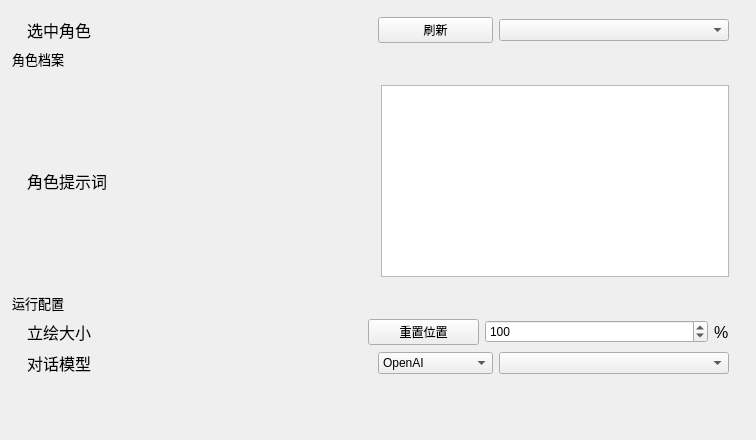
Before: the Qt Designer form windows/setting/child/settingchild_char.ui in Zao-chen/ZcChat2, drawn with Qt 5.
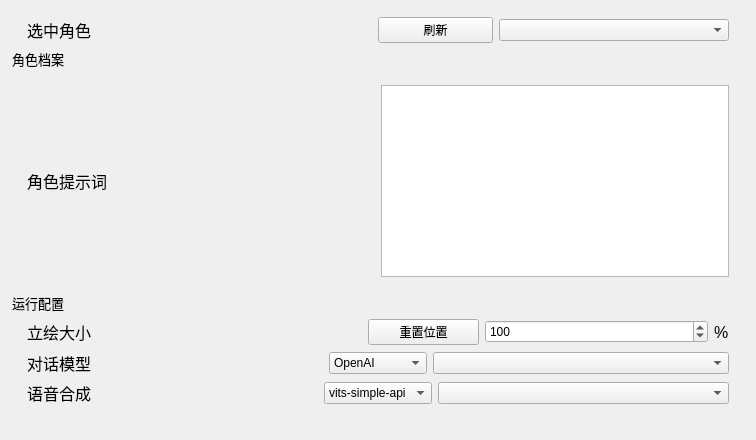
After: the same form once the commit is applied. Custom widgets are drawn as their Qt base class.

Commit message: feat(vits): 完成vits-simple-api的接入

```diff
--- a/windows/setting/child/settingchild_char.ui
+++ b/windows/setting/child/settingchild_char.ui
@@ -277,8 +277,8 @@
     </widget>
    </item>
    <item>
-    <widget class="ElaScrollPageArea" name="widget_ApiKey_3" native="true">
-     <layout class="QHBoxLayout" name="horizontalLayout_4" stretch="3,1,2">
+    <widget class="ElaScrollPageArea" name="widget_Run_LLM" native="true">
+     <layout class="QHBoxLayout" name="horizontalLayout_4" stretch="3,1,3">
       <property name="leftMargin">
        <number>15</number>
       </property>
@@ -359,6 +359,129 @@
       </item>
       <item>
        <widget class="ElaComboBox" name="comboBox_ModelSelect">
+        <property name="styleSheet">
+         <string notr="true">/* 去除滚动条的边框和背景 */
+QScrollBar:vertical {
+    border: none;              /* 去除边框 */
+    background: transparent;   /* 背景透明 */
+    width: 8px;                /* 设置滚动条的宽度 */
+}
+
+QScrollBar::handle:vertical {
+    background: rgba(136, 136, 136, 0.5);
+    border-radius: 4px;
+}
+
+
+/* 滑块悬停时的颜色变化 */
+QScrollBar::handle:vertical:hover {
+    background: rgba(136, 136, 136, 0.8);  /* 滑块悬停时的颜色 */
+}
+
+/* 去除滚动条上下箭头按钮 */
+QScrollBar::add-line:vertical, QScrollBar::sub-line:vertical {
+    background: transparent; /* 去除上下箭头 */
+    border: none;             /* 去除箭头边框 */
+    height: 0px;              /* 强制去除箭头按钮 */
+}
+
+/* 滚动条轨道样式 */
+QScrollBar::groove:vertical {
+    background: transparent;   /* 设置轨道背景为透明 */
+    border: none;               /* 去除轨道的边框 */
+    width: 8px;                 /* 设置轨道的宽度 */
+}
+
+/* 设置滚动条范围变化时的显示效果 */
+QScrollBar:vertical:disabled {
+    background: transparent;  /* 禁用时的背景色透明 */
+    border: none;              /* 禁用时的边框 */
+}
+</string>
+        </property>
+       </widget>
+      </item>
+     </layout>
+    </widget>
+   </item>
+   <item>
+    <widget class="ElaScrollPageArea" name="widget_Run_Vits" native="true">
+     <layout class="QHBoxLayout" name="horizontalLayout_6" stretch="3,1,3">
+      <property name="leftMargin">
+       <number>15</number>
+      </property>
+      <property name="topMargin">
+       <number>0</number>
+      </property>
+      <property name="rightMargin">
+       <number>15</number>
+      </property>
+      <property name="bottomMargin">
+       <number>0</number>
+      </property>
+      <item>
+       <widget class="ElaText" name="label_8">
+        <property name="font">
+         <font>
+          <pointsize>12</pointsize>
+         </font>
+        </property>
+        <property name="text">
+         <string>语音合成</string>
+        </property>
+       </widget>
+      </item>
+      <item>
+       <widget class="ElaComboBox" name="comboBox_Vits_ServerSelect">
+        <property name="styleSheet">
+         <string notr="true">/* 去除滚动条的边框和背景 */
+QScrollBar:vertical {
+    border: none;              /* 去除边框 */
+    background: transparent;   /* 背景透明 */
+    width: 8px;                /* 设置滚动条的宽度 */
+}
+
+QScrollBar::handle:vertical {
+    background: rgba(136, 136, 136, 0.5);
+    border-radius: 4px;
+}
+
+
+/* 滑块悬停时的颜色变化 */
+QScrollBar::handle:vertical:hover {
+    background: rgba(136, 136, 136, 0.8);  /* 滑块悬停时的颜色 */
+}
+
+/* 去除滚动条上下箭头按钮 */
+QScrollBar::add-line:vertical, QScrollBar::sub-line:vertical {
+    background: transparent; /* 去除上下箭头 */
+    border: none;             /* 去除箭头边框 */
+    height: 0px;              /* 强制去除箭头按钮 */
+}
+
+/* 滚动条轨道样式 */
+QScrollBar::groove:vertical {
+    background: transparent;   /* 设置轨道背景为透明 */
+    border: none;               /* 去除轨道的边框 */
+    width: 8px;                 /* 设置轨道的宽度 */
+}
+
+/* 设置滚动条范围变化时的显示效果 */
+QScrollBar:vertical:disabled {
+    background: transparent;  /* 禁用时的背景色透明 */
+    border: none;              /* 禁用时的边框 */
+}
+</string>
+        </property>
+        <item>
+         <property name="text">
+          <string>vits-simple-api</string>
+         </property>
+        </item>
+       </widget>
+      </item>
+      <item>
+       <widget class="ElaComboBox" name="comboBox_Vits_MASSelect">
         <property name="styleSheet">
          <string notr="true">/* 去除滚动条的边框和背景 */
 QScrollBar:vertical {
```
The commit also changes 10 other files.
